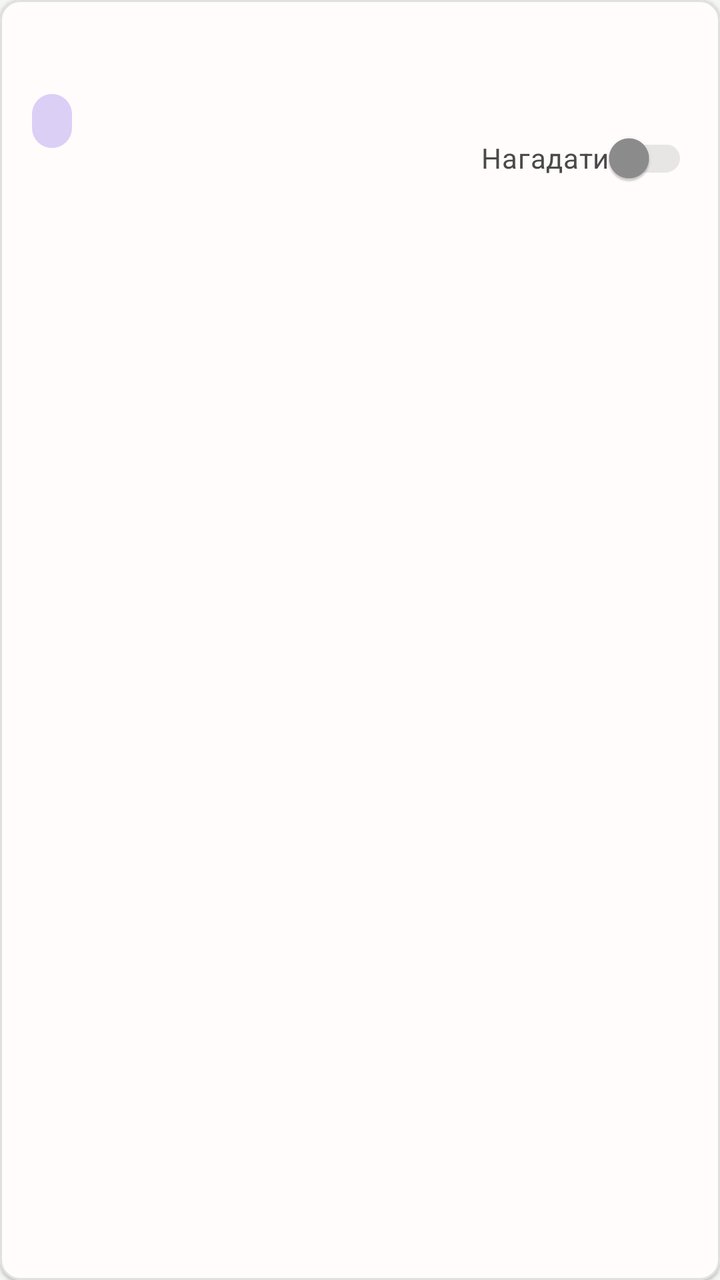
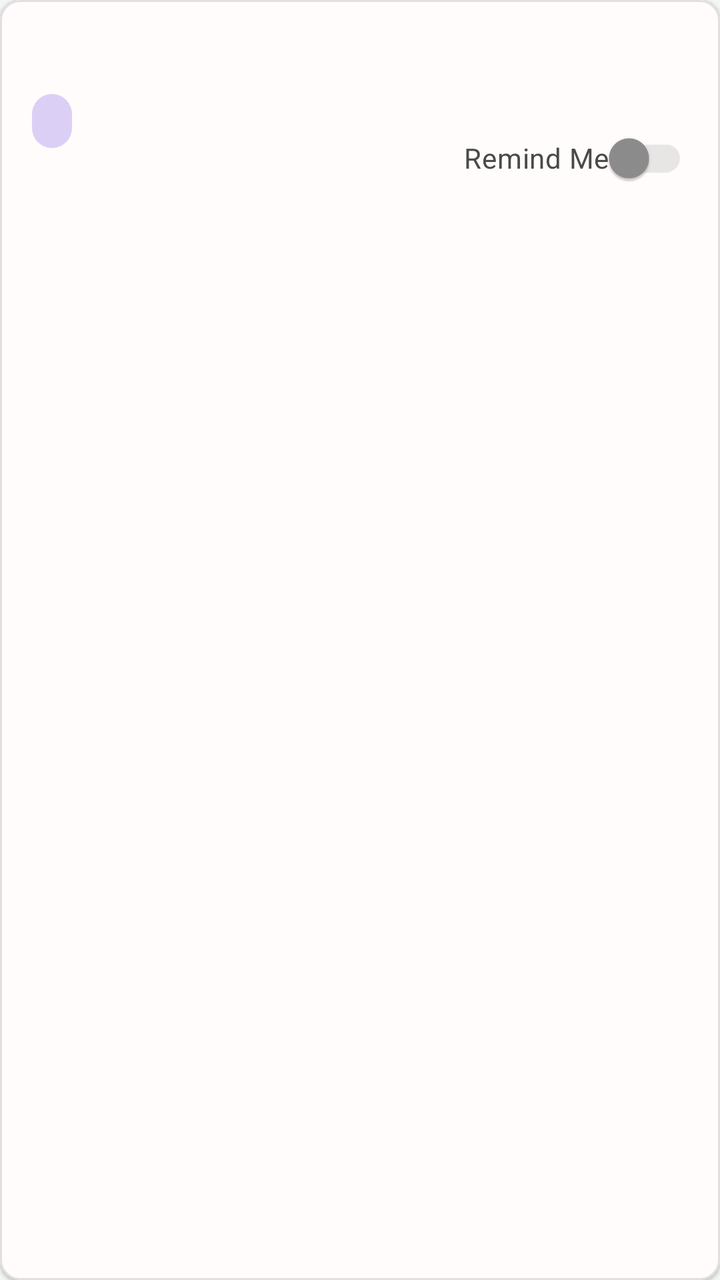

Before-and-after screenshots of an Android layout around one commit, followed by the original layout XML and the change that was made.
<!-- AndroidManifest.xml: application theme Theme.TASKFORGE -->
<!-- res/layout/item_subscription.xml -->
<?xml version="1.0" encoding="utf-8"?>
<com.google.android.material.card.MaterialCardView 
    xmlns:android="http://schemas.android.com/apk/res/android"
    xmlns:app="http://schemas.android.com/apk/res-auto"
    style="@style/Widget.TaskForge.CardView"
    android:layout_width="match_parent"
    android:layout_height="wrap_content"
    android:layout_margin="8dp">

    <RelativeLayout
        android:layout_width="match_parent"
        android:layout_height="wrap_content"
        android:padding="16dp">

        <TextView
            android:id="@+id/tvSubTitle"
            android:layout_width="wrap_content"
            android:layout_height="wrap_content"
            android:textAppearance="@style/TextAppearance.TaskForge.Headline2"
            android:textColor="@color/ui_heading_text" />

        <TextView
            android:id="@+id/tvSubCategory"
            android:layout_width="wrap_content"
            android:layout_height="wrap_content"
            android:layout_below="@id/tvSubTitle"
            android:layout_marginTop="4dp"
            style="@style/Widget.TaskForge.Tag" />

        <TextView
            android:id="@+id/tvSubPrice"
            android:layout_width="wrap_content"
            android:layout_height="wrap_content"
            android:layout_alignParentEnd="true"
            android:textAppearance="@style/TextAppearance.TaskForge.Headline2"
            android:textColor="@color/ui_heading_text" />

        <TextView
            android:id="@+id/tvNextBilling"
            android:layout_width="wrap_content"
            android:layout_height="wrap_content"
            android:layout_below="@id/tvSubCategory"
            android:layout_marginTop="12dp"
            android:textAppearance="@style/TextAppearance.TaskForge.Caption" />

        <androidx.appcompat.widget.SwitchCompat
            android:id="@+id/switchReminder"
            android:layout_width="wrap_content"
            android:layout_height="wrap_content"
            android:layout_below="@id/tvSubPrice"
            android:layout_alignParentEnd="true"
            android:layout_marginTop="12dp"
            android:textColor="@color/ui_body_text"
            app:thumbTint="@color/switch_thumb_peach"
            app:trackTint="@color/switch_track_peach"
            android:text="Нагадати" />
    </RelativeLayout>
</com.google.android.material.card.MaterialCardView>
<!-- resources referenced by this layout -->
<resources>
  <color name="ui_body_text">#4A4A4A</color>
  <color name="ui_heading_text">#212121</color>
  <style name="TextAppearance.TaskForge.Caption" parent="TextAppearance.Material3.BodyMedium">
          <item name="android:textSize">14sp</item>
          <item name="android:textStyle">normal</item>
          <item name="android:fontFamily">sans-serif-medium</item>
          <item name="android:textColor">@color/ui_hint_text</item>
      </style>
  <style name="TextAppearance.TaskForge.Headline2" parent="TextAppearance.Material3.TitleLarge">
          <item name="android:textSize">20sp</item>
          <item name="android:textStyle">normal</item>
          <item name="android:fontFamily">sans-serif-medium</item>
          <item name="android:textColor">@color/ui_heading_text</item>
      </style>
  <style name="Widget.TaskForge.CardView" parent="Widget.MaterialComponents.CardView">
          <item name="strokeColor">@color/ui_card_border</item>
          <item name="strokeWidth">1dp</item>
          <item name="cardCornerRadius">10dp</item>
          <item name="cardElevation">1dp</item>
          <item name="cardBackgroundColor">@color/white</item>
      </style>
  <style name="Theme.TASKFORGE" parent="Base.Theme.TASKFORGE" />
  <color name="ui_hint_text">#8E8E8E</color>
  <color name="ui_card_border">#E0E0E0</color>
  <color name="white">#FFFFFFFF</color>
  <!-- drawable bg_tag (drawable) -->
  <?xml version="1.0" encoding="utf-8"?>
  <shape xmlns:android="http://schemas.android.com/apk/res/android" android:shape="rectangle">
      <solid android:color="@color/ui_accent_secondary" />
      <corners android:radius="12dp" />
  </shape>
  <color name="ui_accent_secondary">#DCCFF6</color>
  <color name="ui_accent_primary">#FFCCB6</color>
  <color name="ui_background">#F5F5F5</color>
  <style name="TextAppearance.TaskForge.Headline1" parent="TextAppearance.Material3.HeadlineLarge">
          <item name="android:textSize">24sp</item>
          <item name="android:textStyle">bold</item>
          <item name="android:fontFamily">sans-serif</item>
          <item name="android:textColor">@color/ui_heading_text</item>
      </style>
  <style name="TextAppearance.TaskForge.Body" parent="TextAppearance.Material3.BodyLarge">
          <item name="android:textSize">16sp</item>
          <item name="android:textStyle">normal</item>
          <item name="android:fontFamily">sans-serif</item>
          <item name="android:textColor">@color/ui_body_text</item>
      </style>
  <style name="Widget.TaskForge.FAB" parent="Widget.MaterialComponents.FloatingActionButton">
          <item name="backgroundTint">@color/ui_accent_primary</item>
          <item name="tint">@color/white</item>
      </style>
  <style name="Widget.TaskForge.EditText" parent="Widget.MaterialComponents.TextInputEditText.OutlinedBox">
          <item name="android:textColor">@color/ui_body_text</item>
          <item name="android:textColorHint">@color/ui_hint_text</item>
          <item name="android:textSize">16sp</item>
          <item name="android:fontFamily">sans-serif</item>
      </style>
  <style name="Widget.TaskForge.BottomNavigationView" parent="Widget.MaterialComponents.BottomNavigationView">
          <item name="itemIconTint">@color/bottom_nav_tint</item>
          <item name="itemTextColor">@color/bottom_nav_tint</item>
          <item name="android:background">@color/white</item>
      </style>
  <style name="ThemeOverlay.TaskForge.MaterialAlertDialog" parent="ThemeOverlay.MaterialComponents.MaterialAlertDialog">
          <item name="materialAlertDialogBodyTextStyle">@style/TextAppearance.TaskForge.Body</item>
          <item name="shapeAppearanceOverlay">@style/ShapeAppearanceOverlay.TaskForge.Dialog</item>
      </style>
  <style name="ShapeAppearanceOverlay.TaskForge.Dialog" parent="">
          <item name="cornerFamily">rounded</item>
          <item name="cornerSize">20dp</item>
      </style>
  <!-- unchanged entries left out for length: 4 -->
</resources>

<!-- the commit's change to res/layout/item_subscription.xml (unified diff, before → after) -->
@@ -53,6 +53,6 @@
             android:textColor="@color/ui_body_text"
             app:thumbTint="@color/switch_thumb_peach"
             app:trackTint="@color/switch_track_peach"
-            android:text="Нагадати" />
+            android:text="Remind Me" />
     </RelativeLayout>
 </com.google.android.material.card.MaterialCardView>
